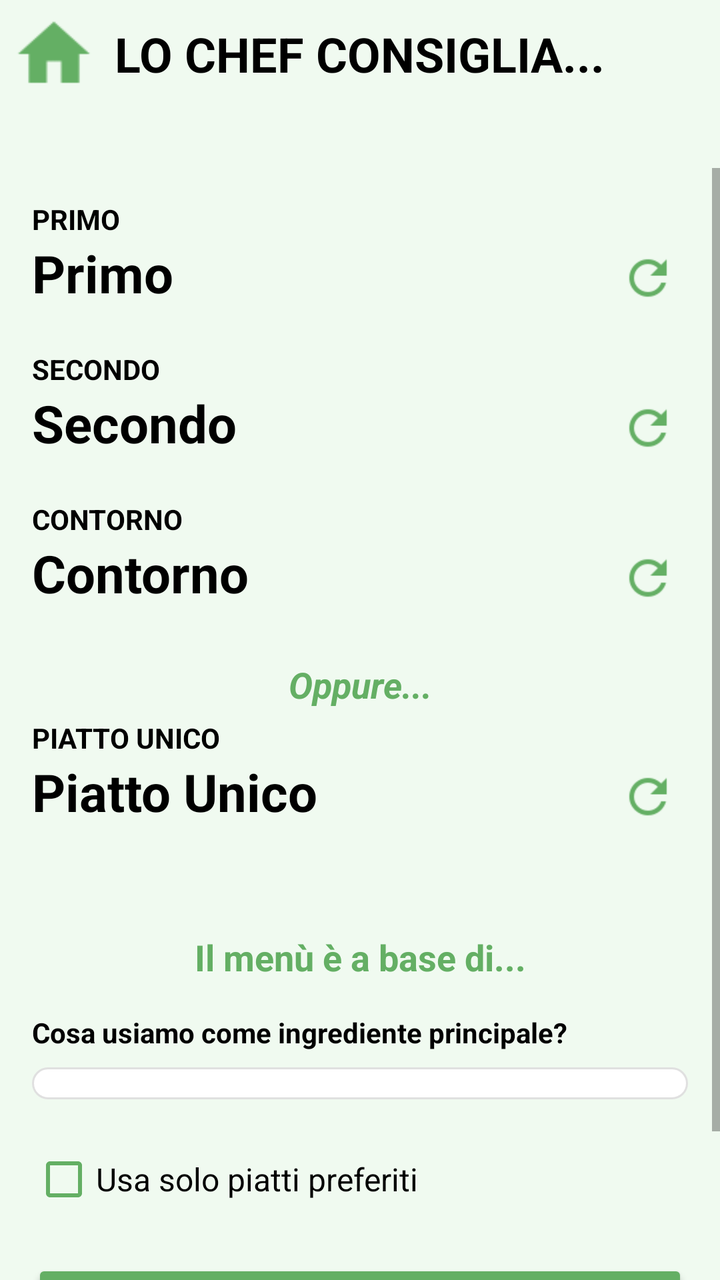
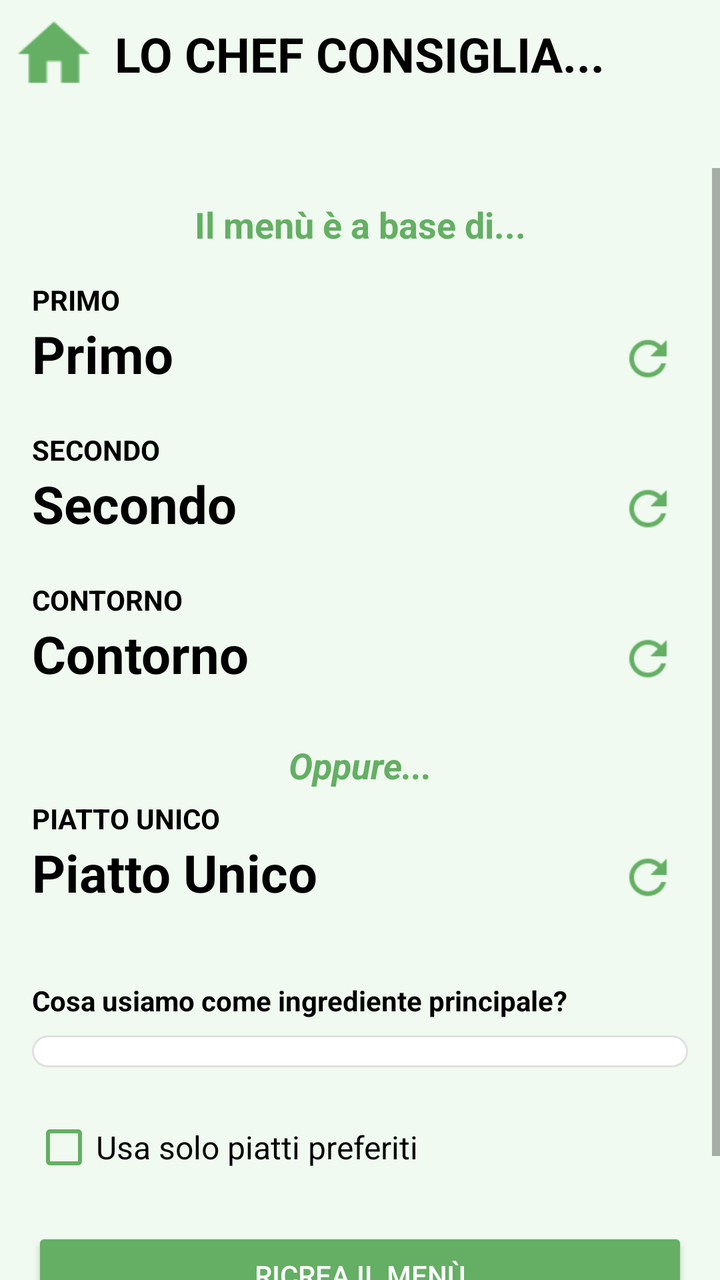

Two renders of the same Android screen: before a commit and after it. Below are the layout's source before the change and the commit's diff.
<!-- AndroidManifest.xml: application theme Theme.ScegliCosaMangiare -->
<!-- res/layout/activity_piatto_proposto.xml -->
<?xml version="1.0" encoding="utf-8"?>
<LinearLayout
    xmlns:android="http://schemas.android.com/apk/res/android"
    xmlns:app="http://schemas.android.com/apk/res-auto"
    xmlns:tools="http://schemas.android.com/tools"
    android:orientation="vertical"
    android:layout_width="match_parent"
    android:layout_height="match_parent"
    android:background="@color/Verde_BG"
    tools:context=".PiattoPropostoActivity">

    <RelativeLayout
        android:layout_width="match_parent"
        android:layout_height="wrap_content"
        android:layout_alignParentLeft="true"
        android:layout_alignParentTop="true"
        android:layout_alignParentRight="true"
        android:orientation="horizontal">

        <ImageButton
            android:id="@+id/homeBtn"
            android:layout_width="wrap_content"
            android:layout_height="wrap_content"
            android:layout_alignParentLeft="true"
            android:layout_centerVertical="true"
            android:background="@null"
            android:scaleX="0.8"
            android:scaleY="0.8"
            android:src="@drawable/home_icon"
            app:tint="@color/Verde_scuro" />


        <TextView
            android:layout_width="wrap_content"
            android:layout_height="wrap_content"
            android:layout_centerInParent="true"
            android:text="Lo Chef Consiglia..."
            android:textAllCaps="true"
            android:textColor="@color/black"
            android:textSize="24sp"
            android:textStyle="bold" />

    </RelativeLayout>

    <Space
        android:layout_width="match_parent"
        android:layout_height="30dp" />


    <ScrollView
        android:layout_width="match_parent"
        android:layout_height="match_parent">

        <LinearLayout
            android:layout_width="match_parent"
            android:layout_height="wrap_content"
            android:orientation="vertical"
            android:padding="16dp">

            
            <TextView
                android:layout_width="match_parent"
                android:layout_height="wrap_content"
                android:text="@string/label_primo"
                android:textColor="@color/black"
                android:textSize="14sp"
                android:textStyle="bold" />

            <RelativeLayout
                android:layout_width="match_parent"
                android:layout_height="wrap_content"
                android:layout_marginBottom="16dp">

                <TextView
                    android:id="@+id/primoPropostoTV"
                    android:layout_width="match_parent"
                    android:layout_height="wrap_content"
                    android:layout_toLeftOf="@+id/refreshPrimoBtn"
                    android:gravity="start"
                    android:text="Primo"
                    android:textColor="@color/black"
                    android:textSize="26sp"
                    android:textStyle="bold" />

                <ImageButton
                    android:id="@+id/refreshPrimoBtn"
                    android:layout_width="40dp"
                    android:layout_height="40dp"
                    android:layout_alignParentRight="true"
                    android:layout_centerVertical="true"
                    android:background="@null"
                    android:scaleType="centerInside"
                    android:src="@drawable/refresh"
                    android:scaleX="0.7"
                    android:scaleY="0.7"
                    app:tint="@color/Verde_scuro" />
            </RelativeLayout>

            
            <TextView
                android:layout_width="match_parent"
                android:layout_height="wrap_content"
                android:text="@string/label_secondo"
                android:textColor="@color/black"
                android:textSize="14sp"
                android:textStyle="bold" />

            <RelativeLayout
                android:layout_width="match_parent"
                android:layout_height="wrap_content"
                android:layout_marginBottom="16dp">

                <TextView
                    android:id="@+id/secondoPropostoTV"
                    android:layout_width="match_parent"
                    android:layout_height="wrap_content"
                    android:layout_toLeftOf="@+id/refreshSecondoBtn"
                    android:gravity="start"
                    android:text="Secondo"
                    android:textColor="@color/black"
                    android:textSize="26sp"
                    android:textStyle="bold" />

                <ImageButton
                    android:id="@+id/refreshSecondoBtn"
                    android:layout_width="40dp"
                    android:layout_height="40dp"
                    android:layout_alignParentRight="true"
                    android:layout_centerVertical="true"
                    android:background="@null"
                    android:scaleType="centerInside"
                    android:src="@drawable/refresh"
                    android:scaleX="0.7"
                    android:scaleY="0.7"
                    app:tint="@color/Verde_scuro" />
            </RelativeLayout>

            
            <TextView
                android:layout_width="match_parent"
                android:layout_height="wrap_content"
                android:text="@string/label_contorno"
                android:textColor="@color/black"
                android:textSize="14sp"
                android:textStyle="bold" />

            <RelativeLayout
                android:layout_width="match_parent"
                android:layout_height="wrap_content"
                android:layout_marginBottom="16dp">

                <TextView
                    android:id="@+id/contornoPropostoTV"
                    android:layout_width="match_parent"
                    android:layout_height="wrap_content"
                    android:layout_toLeftOf="@+id/refreshContornoBtn"
                    android:gravity="start"
                    android:text="Contorno"
                    android:textColor="@color/black"
                    android:textSize="26sp"
                    android:textStyle="bold" />

                <ImageButton
                    android:id="@+id/refreshContornoBtn"
                    android:layout_width="40dp"
                    android:layout_height="40dp"
                    android:layout_alignParentRight="true"
                    android:layout_centerVertical="true"
                    android:background="@null"
                    android:scaleType="centerInside"
                    android:src="@drawable/refresh"
                    android:scaleX="0.7"
                    android:scaleY="0.7"
                    app:tint="@color/Verde_scuro" />
            </RelativeLayout>

            <TextView
                android:layout_width="match_parent"
                android:layout_height="wrap_content"
                android:layout_marginTop="5dp"
                android:layout_marginBottom="5dp"
                android:gravity="center"
                android:text="Oppure..."
                android:textColor="@color/Verde_scuro"
                android:textSize="18sp"
                android:textStyle="italic|bold" />

            
            <TextView
                android:layout_width="match_parent"
                android:layout_height="wrap_content"
                android:text="@string/label_piatto_unico"
                android:textColor="@color/black"
                android:textSize="14sp"
                android:textStyle="bold" />

            <RelativeLayout
                android:layout_width="match_parent"
                android:layout_height="wrap_content"
                android:layout_marginBottom="16dp">

                <TextView
                    android:id="@+id/piattoUnicoPropostoTV"
                    android:layout_width="match_parent"
                    android:layout_height="wrap_content"
                    android:layout_toLeftOf="@+id/refreshPiattoUnicoBtn"
                    android:gravity="start"
                    android:text="Piatto Unico"
                    android:textColor="@color/black"
                    android:textSize="26sp"
                    android:textStyle="bold" />

                <ImageButton
                    android:id="@+id/refreshPiattoUnicoBtn"
                    android:layout_width="40dp"
                    android:layout_height="40dp"
                    android:layout_alignParentRight="true"
                    android:layout_centerVertical="true"
                    android:background="@null"
                    android:scaleType="centerInside"
                    android:src="@drawable/refresh"
                    android:scaleX="0.7"
                    android:scaleY="0.7"
                    app:tint="@color/Verde_scuro" />
            </RelativeLayout>

            <TextView
                android:id="@+id/infoNutrienteTV"
                android:layout_width="match_parent"
                android:layout_height="wrap_content"
                android:layout_marginTop="32dp"
                android:gravity="center"
                android:text="Il menù è a base di..."
                android:textColor="@color/Verde_scuro"
                android:textSize="18sp"
                android:textStyle="bold" />

            
            <TextView
                android:layout_width="match_parent"
                android:layout_height="wrap_content"
                android:layout_marginTop="16dp"
                android:text="Cosa usiamo come ingrediente principale?"
                android:textColor="@color/black"
                android:textSize="14sp"
                android:textStyle="bold" />

            <Spinner
                android:id="@+id/proteinaSpinner"
                android:layout_width="match_parent"
                android:layout_height="wrap_content"
                android:layout_marginTop="8dp"
                android:layout_marginBottom="16dp"
                android:background="@drawable/rounded_corner_bg"
                android:padding="8dp"
                android:spinnerMode="dropdown" />

            <CheckBox
                android:id="@+id/soloPreferitiCheckBox"
                android:layout_width="wrap_content"
                android:layout_height="wrap_content"
                android:layout_marginBottom="16dp"
                android:text="@string/usa_solo_piatti_preferiti"
                android:textColor="@color/black"
                android:textSize="16sp"
                app:buttonTint="@color/Verde_scuro" />

            <Button
                android:id="@+id/btnRicreaMenu"
                android:layout_width="match_parent"
                android:layout_height="wrap_content"
                android:layout_marginBottom="32dp"
                android:backgroundTint="@color/Verde_scuro"
                android:text="Ricrea il menù"
                android:textColor="@color/white"
                android:visibility="visible" />

        </LinearLayout>
    </ScrollView>

</LinearLayout>
<!-- resources referenced by this layout -->
<resources>
  <color name="Verde_BG">#F0FAF0</color>
  <color name="Verde_scuro">#64AF64</color>
  <color name="black">#FF000000</color>
  <color name="white">#FFFFFFFF</color>
  <!-- drawable home_icon: png bitmap (drawable, 295 bytes) -->
  <!-- drawable refresh: png bitmap (drawable, 829 bytes) -->
  <!-- drawable rounded_corner_bg (drawable) -->
  <?xml version="1.0" encoding="utf-8"?>
  <shape xmlns:android="http://schemas.android.com/apk/res/android">
      <solid android:color="@color/white" />
      <corners android:radius="8dp" />
      <stroke
          android:width="1dp"
          android:color="#E0E0E0" />
  </shape>
  <string name="label_contorno">CONTORNO</string>
  <string name="label_piatto_unico">PIATTO UNICO</string>
  <string name="label_primo">PRIMO</string>
  <string name="label_secondo">SECONDO</string>
  <string name="usa_solo_piatti_preferiti">Usa solo piatti preferiti</string>
  <style name="Theme.ScegliCosaMangiare" parent="Theme.MaterialComponents.DayNight.NoActionBar">
          
          <item name="colorPrimary">@color/Verde_scuro</item>
          <item name="colorPrimaryVariant">@color/Verde_scuro</item>
          <item name="colorOnPrimary">@color/white</item>
          
          <item name="colorSecondary">@color/Verde_chiaro</item>
          <item name="colorSecondaryVariant">@color/Verde_chiaro</item>
          <item name="colorOnSecondary">@color/black</item>
          
          <item name="android:statusBarColor" tools:targetApi="l">?attr/colorPrimaryVariant</item>
          
      </style>
  <color name="Verde_chiaro">#C8FAC8</color>
</resources>

<!-- the commit's change to res/layout/activity_piatto_proposto.xml (unified diff, before → after) -->
@@ -57,6 +57,17 @@
             android:orientation="vertical"
             android:padding="16dp">
 
+            <TextView
+                android:id="@+id/infoNutrienteTV"
+                android:layout_width="match_parent"
+                android:layout_height="wrap_content"
+                android:layout_marginBottom="16dp"
+                android:gravity="center"
+                android:text="Il menù è a base di..."
+                android:textColor="@color/Verde_scuro"
+                android:textSize="18sp"
+                android:textStyle="bold" />
+
             
             <TextView
                 android:layout_width="match_parent"
@@ -224,16 +235,7 @@
                     app:tint="@color/Verde_scuro" />
             </RelativeLayout>
 
-            <TextView
-                android:id="@+id/infoNutrienteTV"
-                android:layout_width="match_parent"
-                android:layout_height="wrap_content"
-                android:layout_marginTop="32dp"
-                android:gravity="center"
-                android:text="Il menù è a base di..."
-                android:textColor="@color/Verde_scuro"
-                android:textSize="18sp"
-                android:textStyle="bold" />
+
 
             
             <TextView
